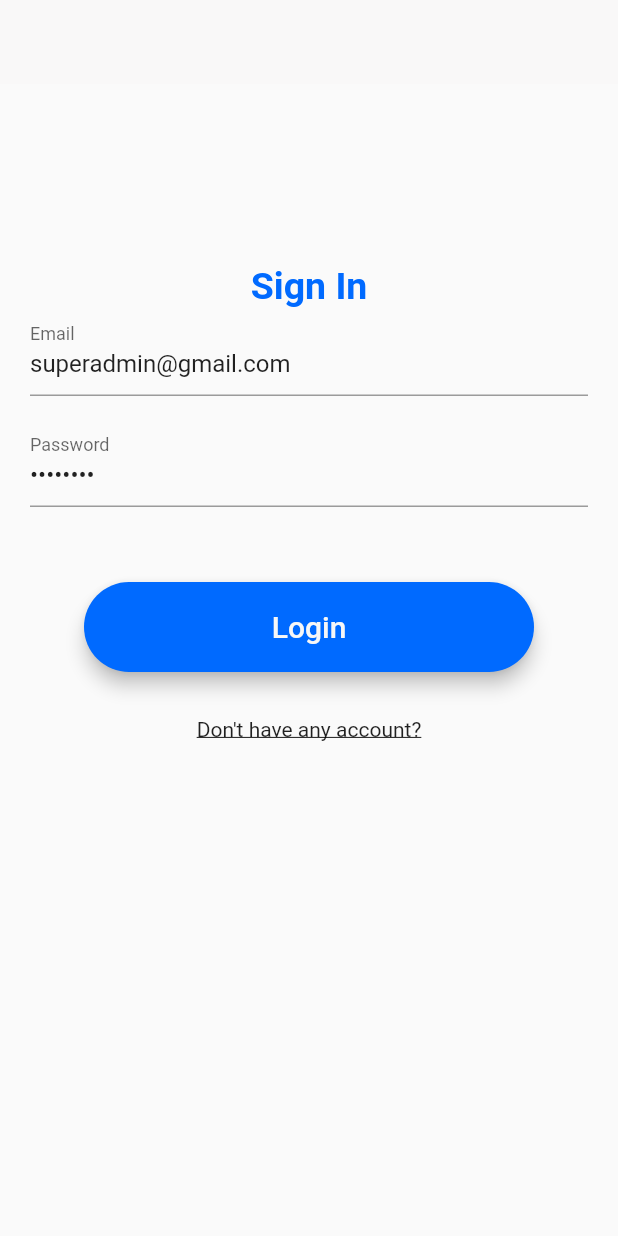
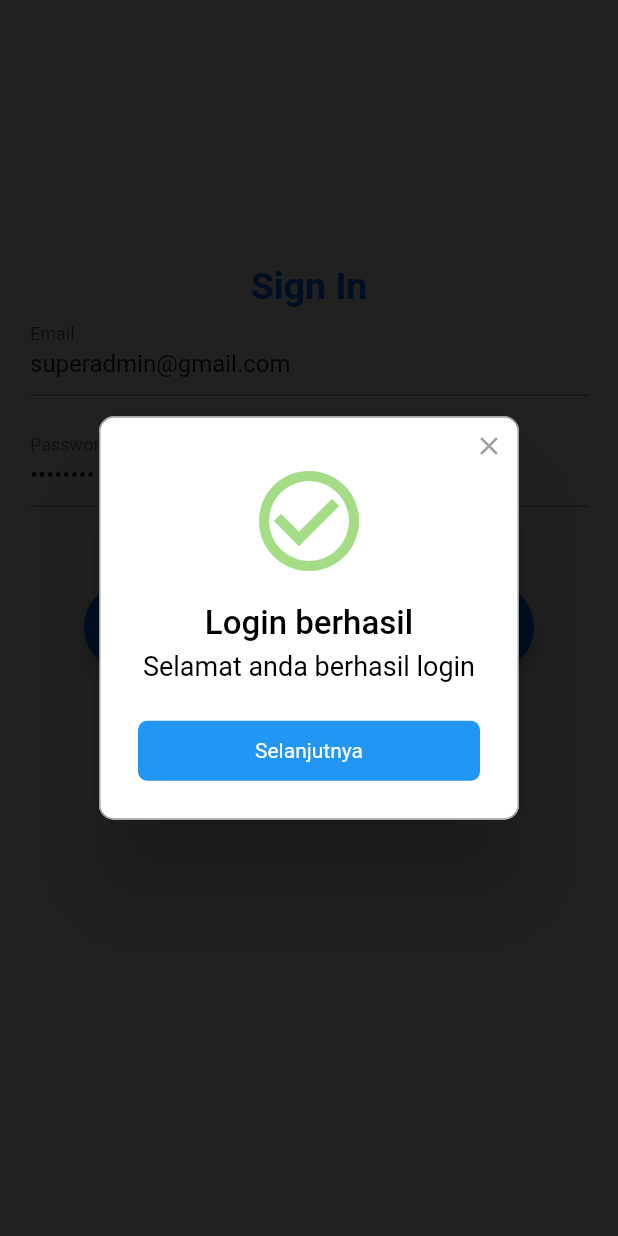
Before and after one commit to arvandha121/flutter-restapi-laravel, a Flutter app: the screen it shows after launch, after a tap on "Login", on a phone screen of 412 x 824 dp. Run offline on Flutter 3.47's test engine with Material 2 defaults, Android fonts, the phone set to English and light mode, and no system bars; drawn by our look-alikes of rflutter_alert; our stand-ins replace shared_preferences.

```diff
--- a/lib/Screen/auth/login_screen.dart
+++ b/lib/Screen/auth/login_screen.dart
@@ -5,6 +5,8 @@ import 'package:flutter_api_login/Screen/auth/register_screen.dart';
 import 'package:flutter_api_login/Services/globals.dart';
 import '../Add/button.dart';
 import 'package:http/http.dart' as http;
+import 'package:flutter/material.dart';
+import 'package:rflutter_alert/rflutter_alert.dart';
 
 import '../../Services/auth_services.dart';
 import '../home_screen.dart';
@@ -45,17 +47,39 @@ class _LoginScreenState extends State<LoginScreen> {
           await AuthServices.login(_email, _password, _device_name);
       Map responseMap = jsonDecode(response.body);
       if (response.statusCode == 200) {
+        onPressed:
+        () => sweatAlert;
         Navigator.push(
-            context,
-            MaterialPageRoute(
-              builder: (BuildContext context) => const HomeScreen(),
-            ));
+          context,
+          MaterialPageRoute(
+            builder: (BuildContext context) => const HomeScreen(),
+          ),
+        );
       } else {
         errorSnackBar(context, responseMap.values.first);
       }
     } else {
       errorSnackBar(context, 'enter all required fields');
     }
+  }
+
+  void sweatAlert(BuildContext context) {
+    Alert(
+      context: context,
+      type: AlertType.success,
+      title: "Login berhasil",
+      desc: "Selamat anda berhasil login",
+      buttons: [
+        DialogButton(
+          child: Text(
+            "Selanjutnya",
+            style: TextStyle(color: Colors.white, fontSize: 14),
+          ),
+          onPressed: () => loginPressed(),
+        )
+      ],
+    ).show();
+    return;
   }
 
   @override
@@ -117,7 +141,8 @@ class _LoginScreenState extends State<LoginScreen> {
             ),
             Button(
               btnText: 'Login',
-              onBtnPressed: () => loginPressed(),
+              onBtnPressed: () => sweatAlert(context),
+              // onBtnPressed: () => loginPressed(),
             ),
             const SizedBox(
               height: 30,
--- a/lib/Screen/auth/register_screen.dart
+++ b/lib/Screen/auth/register_screen.dart
@@ -39,7 +39,9 @@ class _RegisterScreenState extends State<RegisterScreen> {
     bool emailValid = RegExp(
             r"^[a-zA-Z0-9.a-zA-Z0-9.!#$%&'*+-/=?^_`{|}~]+@[a-zA-Z0-9]+\.[a-zA-Z]+")
         .hasMatch(_email);
-    if (emailValid) {
+    bool passwordValid = RegExp(r"^(?=.*?[A-Z])(?=.*?[a-z])(?=.*?[0-9]).{5,}$")
+        .hasMatch(_password);
+    if (emailValid && passwordValid) {
       http.Response response =
           await AuthServices.register(_name, _email, _password, _device_name);
       Map responseMap = jsonDecode(response.body);
@@ -124,6 +126,8 @@ class _RegisterScreenState extends State<RegisterScreen> {
               },
               obscureText: true,
             ),
+            Text(
+                'Password minimum 1 Upper case, lowercase, and Numeric Number'),
             const SizedBox(
               height: 50,
             ),
--- a/pubspec.yaml
+++ b/pubspec.yaml
@@ -39,6 +39,7 @@ dependencies:
   http: ^0.13.4
   shared_preferences: ^2.0.15
   email_validator: ^2.1.17
+  rflutter_alert: ^2.0.4
 
 dev_dependencies:
   flutter_test:
```
Also changed, not shown: pubspec.lock.
